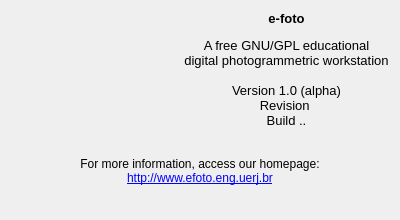
Qt form branches/FD2SD/synapses/br.uerj.eng.efoto.app/src/infrastructure/AboutLayout.ui (e-foto/e-foto) before a commit.
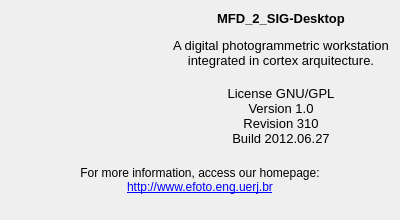
The same form after that commit. Icons and pictures are not drawn.

Diff of the .ui file:
```diff
--- a/branches/FD2SD/synapses/br.uerj.eng.efoto.app/src/infrastructure/AboutLayout.ui
+++ b/branches/FD2SD/synapses/br.uerj.eng.efoto.app/src/infrastructure/AboutLayout.ui
@@ -64,11 +64,12 @@
       <string>&lt;!DOCTYPE HTML PUBLIC &quot;-//W3C//DTD HTML 4.0//EN&quot; &quot;http://www.w3.org/TR/REC-html40/strict.dtd&quot;&gt;
 &lt;html&gt;&lt;head&gt;&lt;meta name=&quot;qrichtext&quot; content=&quot;1&quot; /&gt;&lt;style type=&quot;text/css&quot;&gt;
 p, li { white-space: pre-wrap; }
-&lt;/style&gt;&lt;/head&gt;&lt;body style=&quot; font-family:'Sans'; font-size:10pt; font-weight:400; font-style:normal;&quot;&gt;
-&lt;p style=&quot; margin-top:18px; margin-bottom:12px; margin-left:0px; margin-right:0px; -qt-block-indent:0; text-indent:0px;&quot;&gt;&lt;span style=&quot; font-weight:600;&quot;&gt;e-foto&lt;/span&gt;&lt;/p&gt;
-&lt;p style=&quot; margin-top:0px; margin-bottom:0px; margin-left:0px; margin-right:0px; -qt-block-indent:0; text-indent:0px;&quot;&gt;A free GNU/GPL educational&lt;br /&gt;digital photogrammetric workstation&lt;br /&gt;&lt;br /&gt;Version 1.0 (alpha)&lt;/p&gt;
-&lt;p style=&quot; margin-top:0px; margin-bottom:0px; margin-left:0px; margin-right:0px; -qt-block-indent:0; text-indent:0px;&quot;&gt;Revision &lt;/p&gt;
-&lt;p style=&quot; margin-top:0px; margin-bottom:0px; margin-left:0px; margin-right:0px; -qt-block-indent:0; text-indent:0px;&quot;&gt;Build ..&lt;/p&gt;&lt;/body&gt;&lt;/html&gt;</string>
+&lt;/style&gt;&lt;/head&gt;&lt;body style=&quot; font-family:'Ubuntu'; font-size:11pt; font-weight:400; font-style:normal;&quot;&gt;
+&lt;p style=&quot; margin-top:18px; margin-bottom:12px; margin-left:0px; margin-right:0px; -qt-block-indent:0; text-indent:0px;&quot;&gt;&lt;span style=&quot; font-family:'Sans'; font-size:10pt; font-weight:600;&quot;&gt;MFD_2_SIG-Desktop&lt;/span&gt;&lt;/p&gt;
+&lt;p style=&quot; margin-top:0px; margin-bottom:0px; margin-left:0px; margin-right:0px; -qt-block-indent:0; text-indent:0px;&quot;&gt;&lt;span style=&quot; font-family:'Sans'; font-size:10pt;&quot;&gt;A digital photogrammetric workstation&lt;br /&gt;integrated in cortex arquitecture.&lt;br /&gt;&lt;/span&gt;&lt;/p&gt;
+&lt;p style=&quot; margin-top:0px; margin-bottom:0px; margin-left:0px; margin-right:0px; -qt-block-indent:0; text-indent:0px;&quot;&gt;&lt;span style=&quot; font-family:'Sans'; font-size:10pt;&quot;&gt;License GNU/GPL&lt;br /&gt;Version 1.0&lt;/span&gt;&lt;/p&gt;
+&lt;p style=&quot; margin-top:0px; margin-bottom:0px; margin-left:0px; margin-right:0px; -qt-block-indent:0; text-indent:0px;&quot;&gt;&lt;span style=&quot; font-family:'Sans'; font-size:10pt;&quot;&gt;Revision 310&lt;/span&gt;&lt;/p&gt;
+&lt;p style=&quot; margin-top:0px; margin-bottom:0px; margin-left:0px; margin-right:0px; -qt-block-indent:0; text-indent:0px;&quot;&gt;&lt;span style=&quot; font-family:'Sans'; font-size:10pt;&quot;&gt;Build 2012.06.27&lt;/span&gt;&lt;/p&gt;&lt;/body&gt;&lt;/html&gt;</string>
      </property>
      <property name="textFormat">
       <enum>Qt::AutoText</enum>
```
